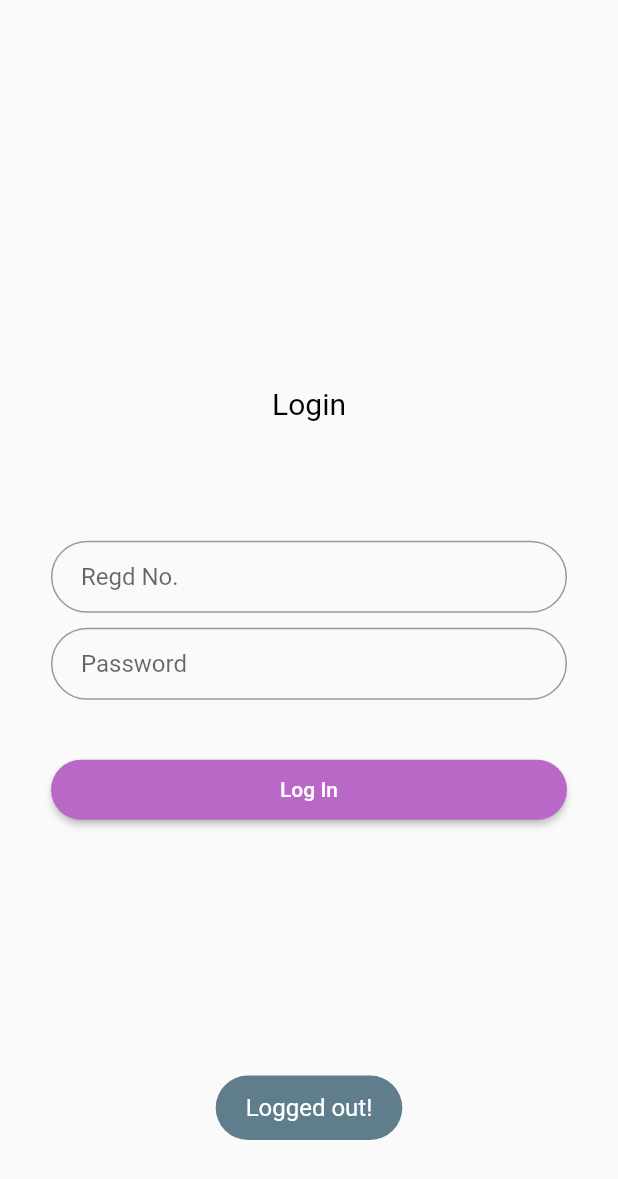
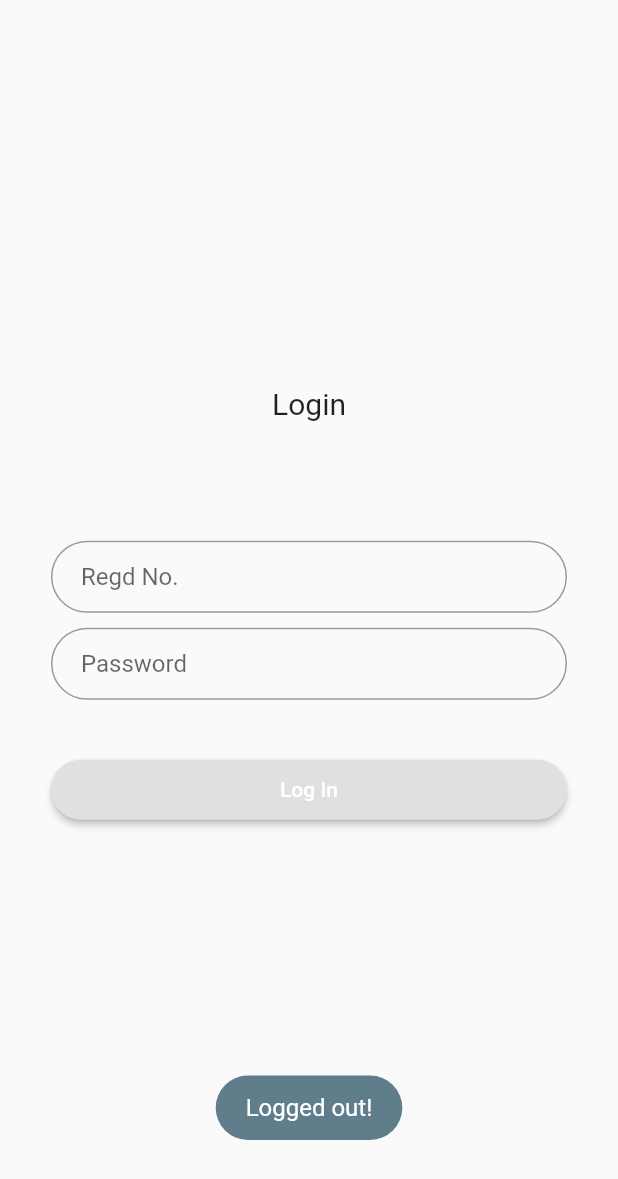
Before and after one commit to KejariwalAyush/ITER-AIO, a Flutter app: the MyHomePage screen opened directly, after a tap on the "apps" icon, after a tap on "Logout", on a phone screen of 412 x 824 dp. Shown: the top 1179 px of the screen. Run offline on Flutter 3.47's test engine with Material 2 defaults, Android fonts, the phone set to English and light mode, and no system bars; our stand-ins replace chewie, fluttertoast, video_player, webview_flutter; network calls fail.

```diff
--- a/iter_aio/lib/MyHomePage.dart
+++ b/iter_aio/lib/MyHomePage.dart
@@ -9,7 +9,6 @@ import 'package:iteraio/login.dart';
 import 'package:iteraio/result.dart';
 
 import 'package:html/parser.dart';
-// import 'package:http/http.dart';
 
 var attendData, infoData;
 var resultData, courseData;
@@ -28,11 +27,11 @@ class MyHomePage extends StatefulWidget {
 }
 
 class _MyHomePageState extends State<MyHomePage> {
-  var c1 = Color(0x0e0f3b);
-  var c2 = Color(0x07407b);
-  var c3 = Color(0x7fcdee);
-  var c4 = Color(0xf7931e);
-  var c5 = Color(0xffffff);
+  // var c1 = Color(0x0e0f3b);
+  // var c2 = Color(0x07407b);
+  // var c3 = Color(0x7fcdee);
+  // var c4 = Color(0xf7931e);
+  // var c5 = Color(0xffffff);
 
   @override
   void initState() {
@@ -109,20 +108,31 @@ class _MyHomePageState extends State<MyHomePage> {
                                     style: TextStyle(
                                       fontSize: 25,
                                       fontWeight: FontWeight.bold,
-                                      // color: Colors.black87
+                                      color: Theme.of(context).brightness ==
+                                              Brightness.light
+                                          ? Colors.black87
+                                          : Colors.white,
                                     ),
                                     children: [
                                       TextSpan(
                                           text: '\nRegd. No.:$regdNo',
                                           style: TextStyle(
                                             fontSize: 14,
-                                            // color: Colors.black54
+                                            color:
+                                                Theme.of(context).brightness ==
+                                                        Brightness.light
+                                                    ? Colors.black54
+                                                    : Colors.white60,
                                           )),
                                       TextSpan(
                                           text: '\nSemester: $sem',
                                           style: TextStyle(
                                             fontSize: 14,
-                                            // color: Colors.black54
+                                            color:
+                                                Theme.of(context).brightness ==
+                                                        Brightness.light
+                                                    ? Colors.black54
+                                                    : Colors.white60,
                                           )),
                                     ]),
                               ),
@@ -162,7 +172,10 @@ class _MyHomePageState extends State<MyHomePage> {
                             padding: EdgeInsets.all(5),
                             margin: EdgeInsets.all(10),
                             decoration: BoxDecoration(
-                              color: Colors.purple[100],
+                              color: Theme.of(context).brightness ==
+                                      Brightness.light
+                                  ? Colors.purple[100]
+                                  : Colors.blueGrey[500],
                               borderRadius: BorderRadius.circular(15),
                             ),
                             child: ExpansionTile(
@@ -305,7 +318,7 @@ class _MyHomePageState extends State<MyHomePage> {
       avgAbsent = totAbs ~/ cnt;
       print('$name - $sem');
       getResult();
-      getCourses();
+      getCourses(sem);
       Fluttertoast.showToast(
         msg: "Data Fetched",
         toastLength: Toast.LENGTH_SHORT,
@@ -365,9 +378,21 @@ class _MyHomePageState extends State<MyHomePage> {
 //    });
   }
 
-  Future<void> getCourses() async {
+  Future<void> getCourses(var semester) async {
     List<Map<String, dynamic>> linkMap = [];
-    final response = await http.get("https://www.soa.ac.in/2nd-semester");
+    var response;
+    if (semester == 8)
+      response = await http.get("https://www.soa.ac.in/2nd-semester");
+    else if (semester == 4)
+      response = await http.get(
+          "https://www.soa.ac.in/btech-4th-semester-online-video-lectures");
+    else if (semester == 6)
+      response = await http.get(
+          "https://www.soa.ac.in/btech-6th-semester-online-video-lectures");
+    else
+      response = await http.get(
+          "https://www.soa.ac.in/btech-8th-semester-online-video-lectures");
+
     if (response.statusCode == 200) {
       var document = parse(response.body);
       var links = document.getElementsByClassName('Index-page-content');
--- a/iter_aio/lib/courses.dart
+++ b/iter_aio/lib/courses.dart
@@ -26,7 +26,9 @@ class Courses extends StatelessWidget {
                       padding: EdgeInsets.all(5),
                       margin: EdgeInsets.all(10),
                       decoration: BoxDecoration(
-                        color: Colors.purple[100],
+                        color: Theme.of(context).brightness == Brightness.light
+                            ? Colors.purple[100]
+                            : Colors.blueGrey[500],
                         borderRadius: BorderRadius.circular(15),
                       ),
                       child: ExpansionTile(
--- a/iter_aio/lib/login.dart
+++ b/iter_aio/lib/login.dart
@@ -25,7 +25,9 @@ class _LoginPageState extends State<LoginPage> {
                   child: Text(
                     'Login',
                     textAlign: TextAlign.center,
-                    style: TextStyle(fontSize: 20, color: Colors.black),
+                    style: TextStyle(
+                      fontSize: 20,
+                    ),
                   ),
                 ),
                 SizedBox(
@@ -86,7 +88,9 @@ class _LoginPageState extends State<LoginPage> {
                           builder: (context) => MyHomePage()));
                     },
                     padding: EdgeInsets.all(12),
-                    color: Colors.purple[300],
+                    // color: Theme.of(context).brightness == Brightness.light
+                    //     ? Colors.purple[300]
+                    //     : Colors.blueGrey[500],
                     child:
                         Text('Log In', style: TextStyle(color: Colors.white)),
                   ),
```
Also changed, not shown: iter_aio/lib/result.dart (+25 -8 lines).
